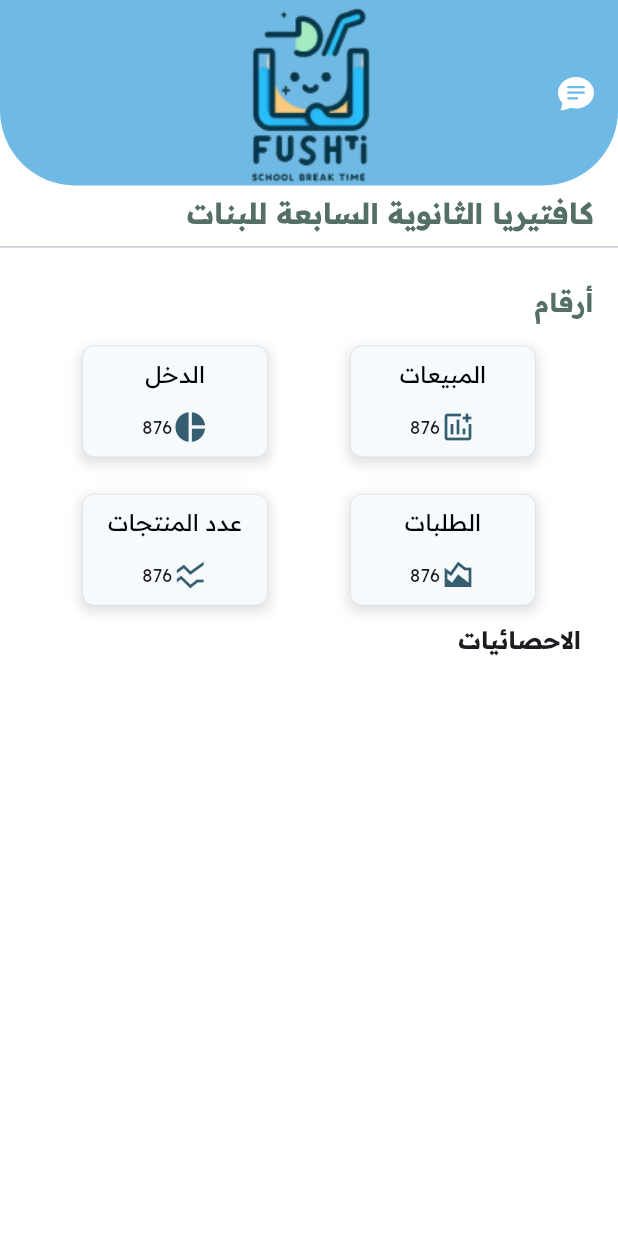
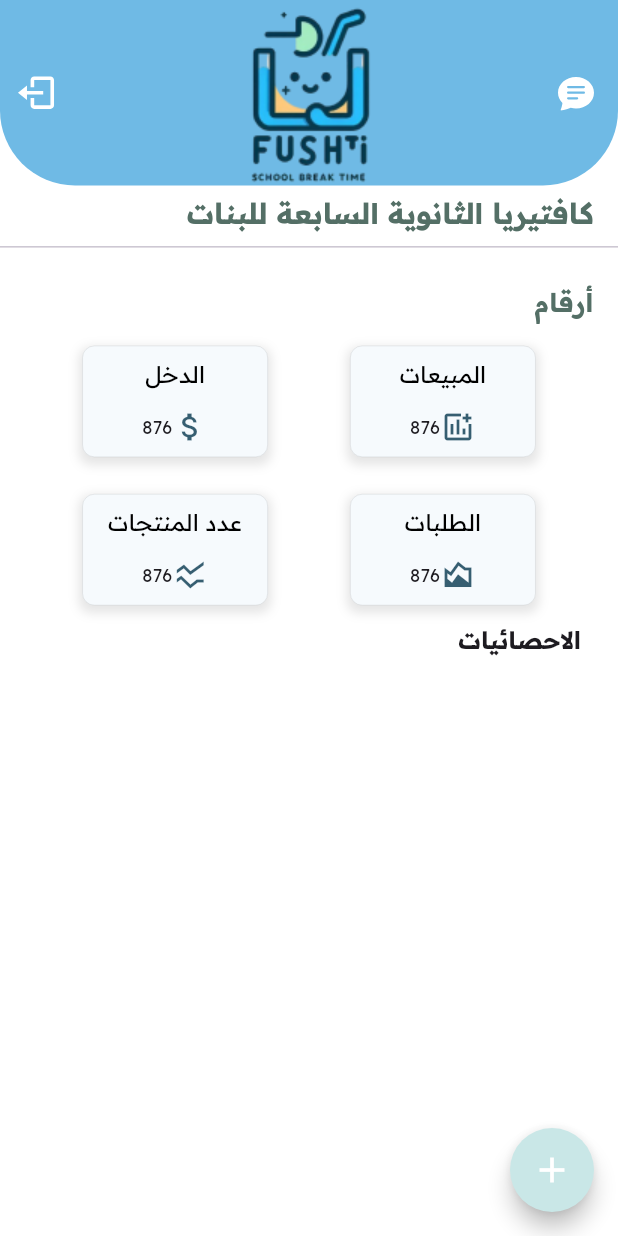
Before and after one commit to Basel-75/FUSHTI, a Flutter app: the StatisticsScreen screen opened directly, on a phone screen of 412 x 824 dp. Run offline on Flutter 3.47's test engine with Material 3 defaults, Android fonts, the phone set to English and light mode, and no system bars; our stand-ins replace animated_custom_dropdown, bloc, carousel_slider, connectivity_plus, custom_radio_grouped_button, dio and 24 more; missing offline and left inert: add_to_cart_animation, barcode_scan2, onesignal_flutter; accounts and stored records are empty; statements that could not run were skipped.

Commit message:
emp Edit ui

```diff
--- a/apps/employee_app/lib/screen/statistics/statistics_screen.dart
+++ b/apps/employee_app/lib/screen/statistics/statistics_screen.dart
@@ -1,4 +1,5 @@
 import 'package:employee_app/screen/feedback/feedback_screen.dart';
+import 'package:employee_app/screen/product/add_product/add_product_screen.dart';
 import 'package:employee_app/widget/container/container_statistics.dart';
 import 'package:employee_app/widget/textTitle/title_name.dart';
 import 'package:flutter/material.dart';
@@ -12,8 +13,28 @@ class StatisticsScreen extends StatelessWidget {
     return Directionality(
       textDirection: TextDirection.rtl,
       child: Scaffold(
-
+        floatingActionButtonLocation: FloatingActionButtonLocation.startFloat,
+        floatingActionButton: FloatingActionButton(
+          shape: const CircleBorder(),
+          backgroundColor: const Color(0xffC9E7E7),
+          tooltip: 'add Saving',
+          onPressed: () {
+            Navigator.of(context).push(MaterialPageRoute(builder: (builder) {
+              return const AddProductScreen();
+            }));
+          },
+          child: const Icon(Icons.add, color: Colors.white, size: 28),
+        ),
         appBar: AppBar(
+          actions: [
+            IconButton(
+                onPressed: () {},
+                icon: Icon(
+                  BoxIcons.bx_log_out,
+                  color: Colors.white,
+                  size: 3.5.h,
+                ))
+          ],
           backgroundColor: Colors.transparent,
           leading: IconButton(
               onPressed: () {
@@ -76,7 +97,7 @@ class StatisticsScreen extends StatelessWidget {
                     statisticsName: 'الدخل',
                     statisticsNumber: 876,
                     statisticsIcon: Icon(
-                      Icons.pie_chart,
+                      Icons.attach_money,
                       color: const Color(0xff06374E).withOpacity(0.80),
                     ),
                     containerColor: const Color(0xffF6FAFD)),
```
Also changed, not shown: apps/employee_app/lib/main.dart (+4 -6 lines), apps/employee_app/lib/screen/bottomnavigator/bottom_navigator_screen.dart (+18 -22 lines), apps/employee_app/lib/screen/home/home_screen.dart (+9 -3 lines), apps/employee_app/lib/screen/storage/storage_product_screen.dart (+24 -0 lines), 1 other file.
